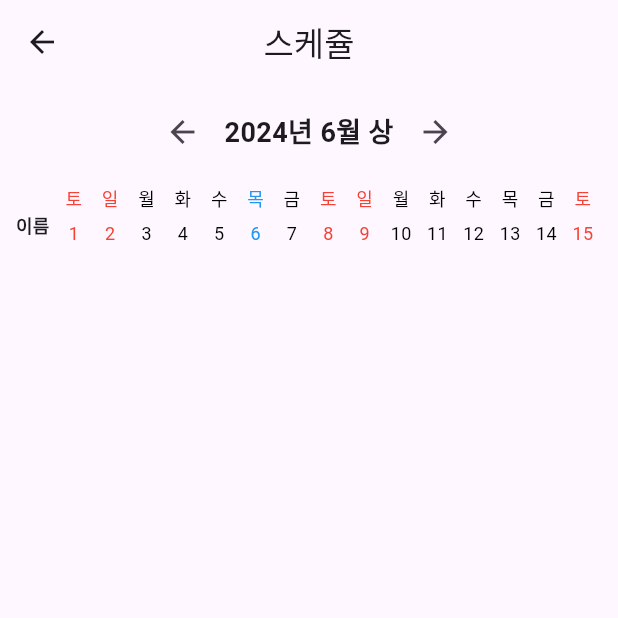
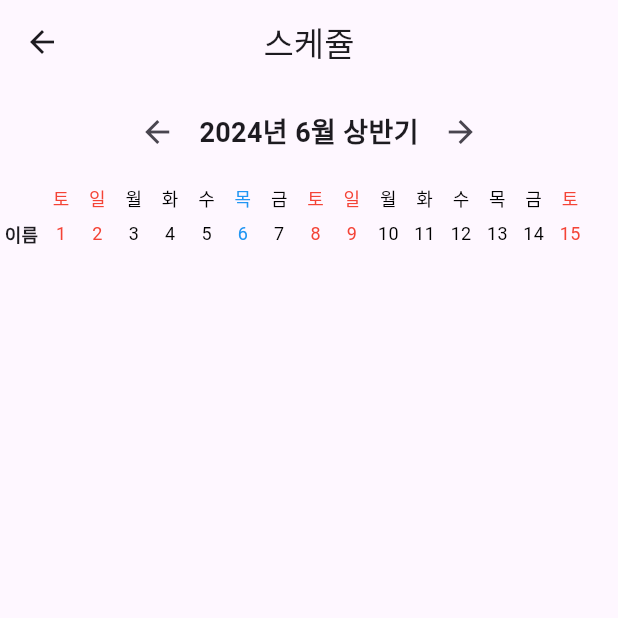
Before and after one commit to hokkihiroo/husky-team, a Flutter app: the SchedulePage screen opened directly, on a phone screen of 412 x 824 dp, the top half of it. Run offline on Flutter 3.47's test engine with Material 3 defaults, Android fonts, the phone set to English and light mode, and no system bars; our stand-ins replace cloud_firestore, firebase_auth, firebase_core, firebase_messaging, flutter_local_notifications, googleapis_auth and 2 more; missing offline and left inert: telephony; accounts and stored records are empty.

Commit message:
06/20/schedule

```diff
--- a/lib/1insa/newSchedule/newSchedule.dart
+++ b/lib/1insa/newSchedule/newSchedule.dart
@@ -1,6 +1,7 @@
 import 'package:flutter/material.dart';
 import 'package:cloud_firestore/cloud_firestore.dart';
 import 'package:intl/intl.dart';
+import 'package:team_husky/1insa/newSchedule/nameCard.dart';
 
 class SchedulePage extends StatefulWidget {
   @override
@@ -88,7 +89,9 @@ class _SchedulePageState extends State<SchedulePage> {
   Widget build(BuildContext context) {
     final now = DateTime.now();
     final lastDay = DateTime(_currentYear, _currentMonth + 1, 0).day;
-    final days = _isFirstHalf ? List.generate(15, (index) => index + 1) : List.generate(lastDay - 15, (index) => index + 16);
+    final days = _isFirstHalf
+        ? List.generate(15, (index) => index + 1)
+        : List.generate(lastDay - 15, (index) => index + 16);
 
     return Scaffold(
       appBar: AppBar(
@@ -110,7 +113,7 @@ class _SchedulePageState extends State<SchedulePage> {
                 ),
                 SizedBox(width: 4.0),
                 Text(
-                  '$_currentYear년 $_currentMonth월 ${_isFirstHalf ? '상' : '하'}',
+                  '$_currentYear년 $_currentMonth월 ${_isFirstHalf ? '상반기' : '하반기'}',
                   style: TextStyle(fontSize: 18, fontWeight: FontWeight.bold),
                 ),
                 SizedBox(width: 4.0),
@@ -125,8 +128,12 @@ class _SchedulePageState extends State<SchedulePage> {
           Expanded(
             child: SafeArea(
               child: StreamBuilder(
-                stream: FirebaseFirestore.instance.collection('schedules').snapshots(),
-                builder: (BuildContext context, AsyncSnapshot<QuerySnapshot<Map<String, dynamic>>> snapshot) {
+                stream: FirebaseFirestore.instance
+                    .collection('schedules')
+                    .snapshots(),
+                builder: (BuildContext context,
+                    AsyncSnapshot<QuerySnapshot<Map<String, dynamic>>>
+                        snapshot) {
                   if (snapshot.connectionState == ConnectionState.waiting) {
                     return Center(
                       child: CircularProgressIndicator(),
@@ -147,24 +154,34 @@ class _SchedulePageState extends State<SchedulePage> {
                       Row(
                         children: [
                           Container(
-                            padding: EdgeInsets.all(4.0),
+                            padding: EdgeInsets.all(3.0),
                             child: Column(
                               crossAxisAlignment: CrossAxisAlignment.start,
                               children: [
                                 Text(
-                                  '',
+                                  '    ',
                                   style: TextStyle(
                                     fontSize: 12,
                                     fontWeight: FontWeight.bold,
                                   ),
                                 ),
+                                SizedBox(height: 7.0),
                                 Text(
-                                  '  이름',
+                                  '이름',
                                   style: TextStyle(
                                     fontSize: 12,
                                     fontWeight: FontWeight.bold,
                                   ),
                                 ),
+                                SizedBox(height: 4.0),
+                                for (var schedule in schedules)
+                                  Text(
+                                    '${schedule['name']}',
+                                    style: TextStyle(
+                                      fontSize: 12, // Adjusted font size
+                                    ),
+                                  ),
+                                SizedBox(height: 4.0),
                               ],
                             ),
                           ),
@@ -179,7 +196,9 @@ class _SchedulePageState extends State<SchedulePage> {
                                     getWeekday(day),
                                     style: TextStyle(
                                       fontSize: 12,
-                                      color: isHoliday(day) ? Colors.blue : getWeekdayColor(day),
+                                      color: isHoliday(day)
+                                          ? Colors.blue
+                                          : getWeekdayColor(day),
                                     ),
                                   ),
                                   SizedBox(height: 7.0),
@@ -187,9 +206,19 @@ class _SchedulePageState extends State<SchedulePage> {
                                     '$day',
                                     style: TextStyle(
                                       fontSize: 12, // Adjusted font size
-                                      color: isHoliday(day) ? Colors.blue : getWeekdayColor(day),
+                                      color: isHoliday(day)
+                                          ? Colors.blue
+                                          : getWeekdayColor(day),
                                     ),
                                   ),
+                                  SizedBox(height: 4.0),
+                                  for (var schedule in schedules)
+                                    Text(
+                                      '${schedule['date']}',
+                                      style: TextStyle(
+                                        fontSize: 12, // Adjusted font size
+                                      ),
+                                    ),
                                   SizedBox(height: 4.0),
                                 ],
                               ),
```
Also changed, not shown: lib/1insa/newSchedule/nameCard.dart (added, +23 -0 lines).
